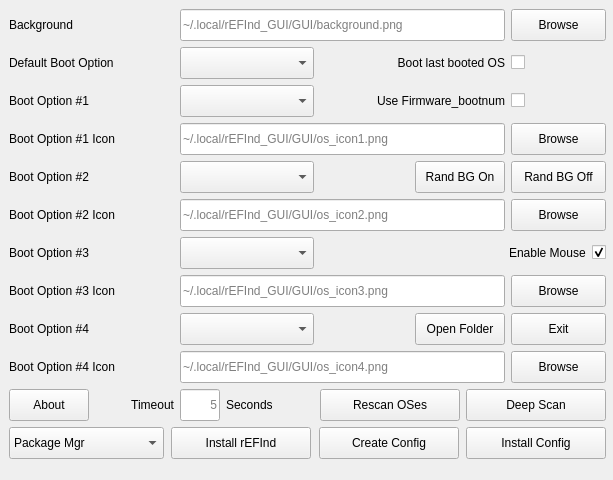
First picture: the form in GUI/src/mainwindow.ui, repository jlobue10/rEFInd_GUI, before the edit.
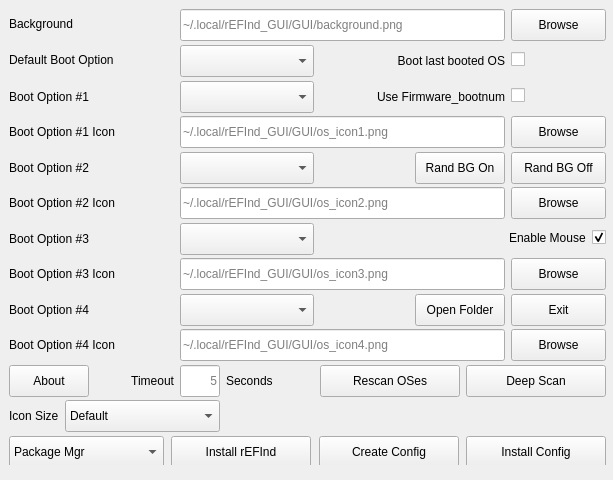
Second picture: the form after the edit. Icons and pictures are not drawn.

Commit message: Add Icon Size option for generated rEFInd config

Patch:
```diff
--- a/GUI/src/mainwindow.ui
+++ b/GUI/src/mainwindow.ui
@@ -694,6 +694,78 @@
       </layout>
      </item>
      <item row="11" column="0" colspan="7">
+      <layout class="QHBoxLayout" name="Icon_Size_layout">
+       <item>
+        <widget class="QLabel" name="Icon_Size_label">
+         <property name="minimumSize">
+          <size>
+           <width>0</width>
+           <height>32</height>
+          </size>
+         </property>
+         <property name="text">
+          <string>Icon Size</string>
+         </property>
+        </widget>
+       </item>
+       <item>
+        <widget class="QComboBox" name="Icon_Size_comboBox">
+         <property name="minimumSize">
+          <size>
+           <width>155</width>
+           <height>32</height>
+          </size>
+         </property>
+         <property name="maximumSize">
+          <size>
+           <width>155</width>
+           <height>32</height>
+          </size>
+         </property>
+         <property name="toolTip">
+          <string>Size of the OS icons on the rEFInd boot menu. "Default" keeps rEFInd's built-in sizing.</string>
+         </property>
+         <property name="currentIndex">
+          <number>1</number>
+         </property>
+         <item>
+          <property name="text">
+           <string>Small</string>
+          </property>
+         </item>
+         <item>
+          <property name="text">
+           <string>Default</string>
+          </property>
+         </item>
+         <item>
+          <property name="text">
+           <string>Large</string>
+          </property>
+         </item>
+         <item>
+          <property name="text">
+           <string>Extra Large</string>
+          </property>
+         </item>
+        </widget>
+       </item>
+       <item>
+        <spacer name="Icon_Size_spacer">
+         <property name="orientation">
+          <enum>Qt::Orientation::Horizontal</enum>
+         </property>
+         <property name="sizeHint" stdset="0">
+          <size>
+           <width>40</width>
+           <height>20</height>
+          </size>
+         </property>
+        </spacer>
+       </item>
+      </layout>
+     </item>
+     <item row="12" column="0" colspan="7">
       <layout class="QGridLayout" name="gridLayout_2">
        <item row="0" column="3" alignment="Qt::AlignmentFlag::AlignRight">
         <widget class="QPushButton" name="Install_Config">
```
The commit also changes 2 other files.
